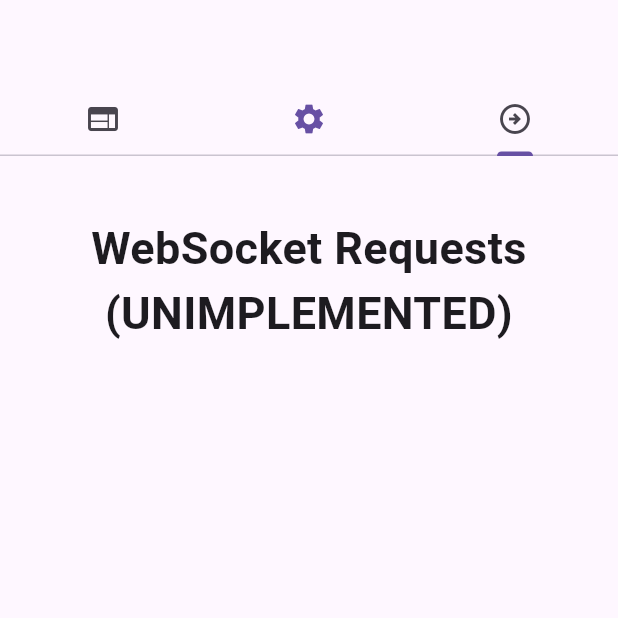
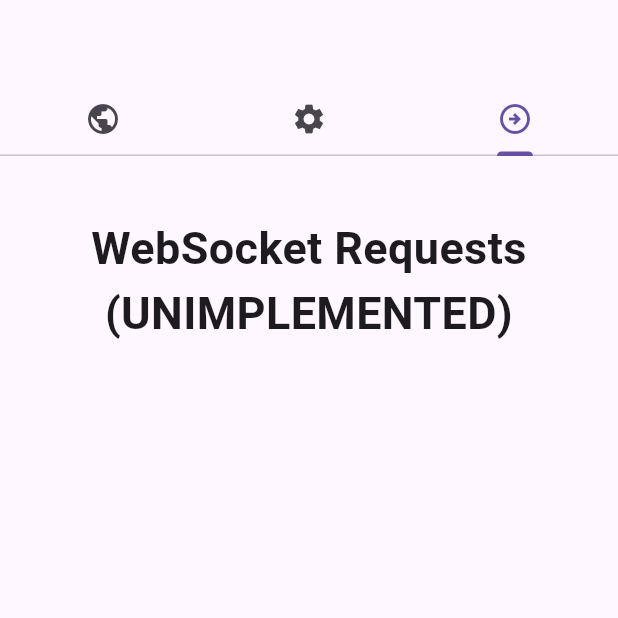
Before and after one commit to malawarecreator/request_pengui, a Flutter app: the screen it shows after launch, tab 3 chosen, on a phone screen of 412 x 824 dp, the top half of it. Run offline on Flutter 3.47's test engine with Material 3 defaults, Android fonts, the phone set to English and light mode, and no system bars.

Commit message:
dispose fixes

```diff
--- a/lib/main.dart
+++ b/lib/main.dart
@@ -23,17 +23,19 @@ class _MainAppState extends State<MainApp> {
   @override
   void dispose() {
     _urlcontroller.dispose();
+    _postdatacontroller.dispose();
+
     super.dispose();
   }
   @override
   Widget build(BuildContext context) {
     return MaterialApp(
       debugShowCheckedModeBanner: false,
-      home: DefaultTabController(length: 2, child: Scaffold(
+      home: DefaultTabController(length: 3, child: Scaffold(
         appBar: AppBar(
           bottom: TabBar(
             tabs: [
-              Tab(icon: Icon(Icons.web)),
+              Tab(icon: Icon(Icons.public)),
               Tab(icon: Icon(Icons.settings),),
               Tab(icon: Icon(Icons.arrow_circle_right_outlined)),
 
@@ -181,6 +183,7 @@ class _MainAppState extends State<MainApp> {
                 }
                 if (_request_type == "TRACE") {
                   try {
+
                     final res = await http.get(Uri.parse("192.168.1.80:8080/api?command=TRACE&url=${_urlcontroller.text}"));
                     setState(() {
                       if (res.statusCode == 200) {
```
